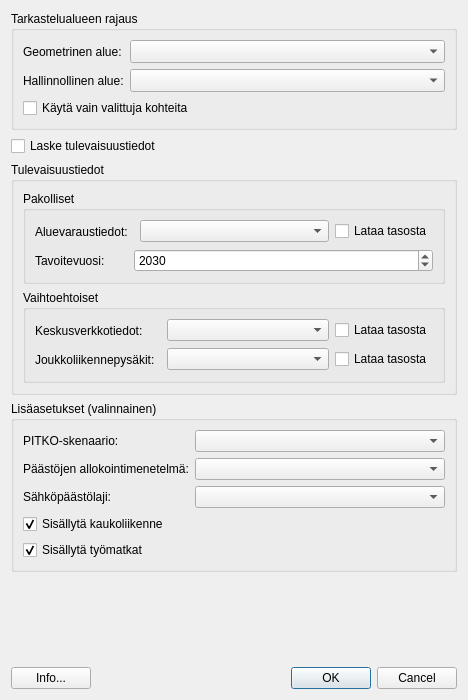
The window that ykr_tool_main.ui (ubigu/ilmakalu-qgis) describes before a commit, drawn with Qt 5.
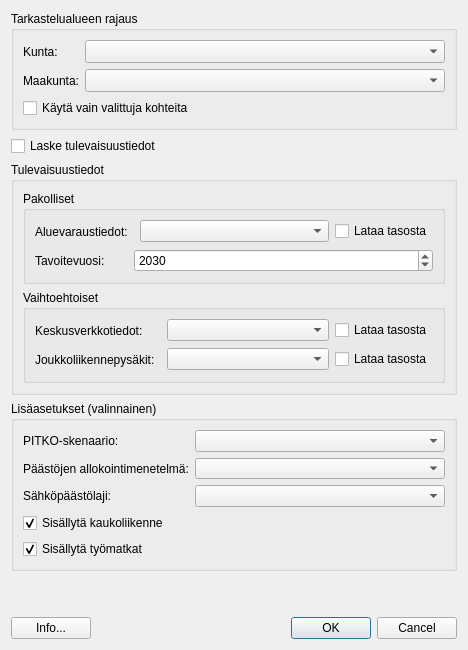
The same window after the commit. Custom widgets are drawn as their Qt base class.

Commit message: Improve the municipality selection

Diff of the .ui file:
```diff
--- a/ykr_tool_main.ui
+++ b/ykr_tool_main.ui
@@ -7,7 +7,7 @@
     <x>0</x>
     <y>0</y>
     <width>468</width>
-    <height>700</height>
+    <height>650</height>
    </rect>
   </property>
   <property name="windowTitle">
@@ -36,7 +36,7 @@
           <item row="0" column="0">
            <widget class="QLabel" name="geomAreaLabel">
             <property name="text">
-             <string>Geometrinen alue:</string>
+             <string>Kunta:</string>
             </property>
            </widget>
           </item>
@@ -62,7 +62,7 @@
           <item row="1" column="0">
            <widget class="QLabel" name="adminAreaLabel">
             <property name="text">
-             <string>Hallinnollinen alue:</string>
+             <string>Maakunta:</string>
             </property>
            </widget>
           </item>
```
Left out of the diff: 4 changed lines with no effect on the pictures. The commit also changes 1 other file.
